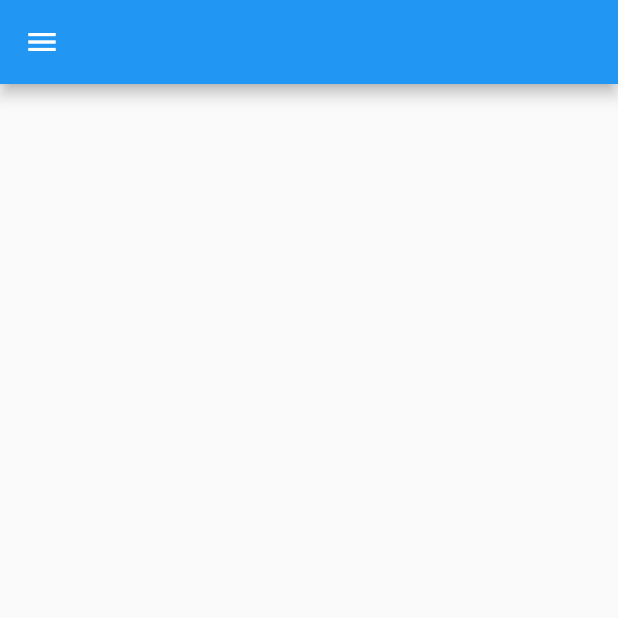
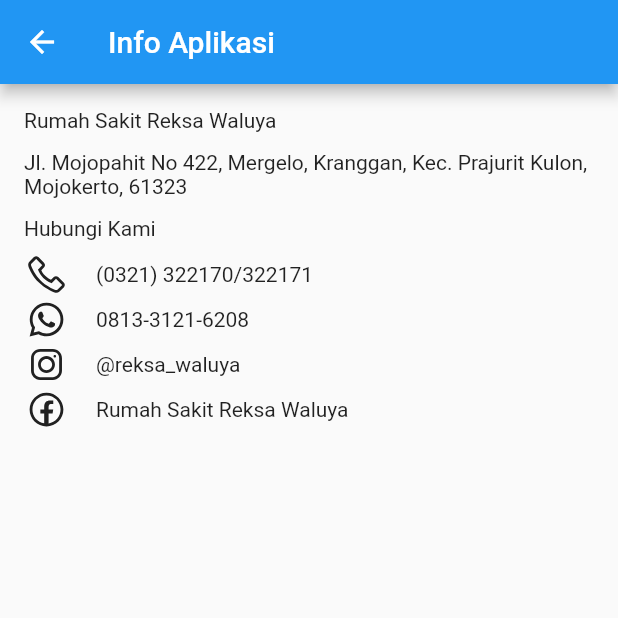
Before and after one commit to taufan-mft/SJ-rumahsakit-frontend, a Flutter app: the HomeView screen opened directly, in the side drawer, after a tap on "Info Aplikasi", on a phone screen of 412 x 824 dp, the top half of it. Run offline on Flutter 3.47's test engine with Material 2 defaults, Android fonts, the phone set to English and light mode, and no system bars; our stand-ins replace get, line_icons, shared_preferences; accounts and stored records are empty.

Commit message:
feat: info app

```diff
--- /dev/null
+++ b/lib/routes/app_info/index.dart
@@ -0,0 +1,66 @@
+import 'package:flutter/material.dart';
+import 'package:line_icons/line_icon.dart';
+
+class AppInfoView extends StatelessWidget {
+  const AppInfoView({Key? key}) : super(key: key);
+
+  @override
+  Widget build(BuildContext context) {
+    return Scaffold(
+      appBar: AppBar(
+        title: const Text('Info Aplikasi'),
+      ),
+      body: Padding(
+        padding: const EdgeInsets.all(16),
+        child: Column(
+          crossAxisAlignment: CrossAxisAlignment.start,
+          children: [
+            const Text('Rumah Sakit Reksa Waluya'),
+            const SizedBox(height: 12,),
+            const Text(
+                'Jl. Mojopahit No 422, Mergelo, Kranggan, Kec. Prajurit Kulon, Mojokerto, 61323'),
+            const SizedBox(height: 12,),
+            const Text('Hubungi Kami'),
+            const SizedBox(height: 8,),
+            Row(
+              children: [
+                LineIcon.phone(
+                  size: 30,
+                ),
+                const SizedBox(width: 18,),
+                const Text('(0321) 322170/322171')
+              ],
+            ),
+            Row(
+              children: [
+                LineIcon.whatSApp(
+                  size: 30,
+                ),
+                const SizedBox(width: 18,),
+                const Text('0813-3121-6208')
+              ],
+            ),
+            Row(
+              children: [
+                LineIcon.instagram(
+                  size: 30,
+                ),
+                const SizedBox(width: 18,),
+                const Text('@reksa_waluya')
+              ],
+            ),
+            Row(
+              children: [
+                LineIcon.facebook(
+                  size: 30,
+                ),
+                const SizedBox(width: 18,),
+                const Text('Rumah Sakit Reksa Waluya')
+              ],
+            ),
+          ],
+        ),
+      ),
+    );
+  }
+}
--- a/lib/routes/home/index.dart
+++ b/lib/routes/home/index.dart
@@ -1,5 +1,6 @@
 import 'package:flutter/material.dart';
 import 'package:reksawaluya/routes/account_info/index.dart';
+import 'package:reksawaluya/routes/app_info/index.dart';
 import 'package:reksawaluya/routes/home/components/Admin/index.dart';
 import 'package:reksawaluya/routes/home/components/Pasien/index.dart';
 import 'package:reksawaluya/routes/home/components/Poliklinik/index.dart';
@@ -82,6 +83,10 @@ class _HomeViewState extends State<HomeView> {
                 title: const Text('Info Aplikasi'),
                 onTap: () {
                   Navigator.pop(context);
+                  Navigator.push(
+                    context,
+                    MaterialPageRoute(builder: (context) => const AppInfoView()),
+                  );
                 },
               ),
               ListTile(
```
